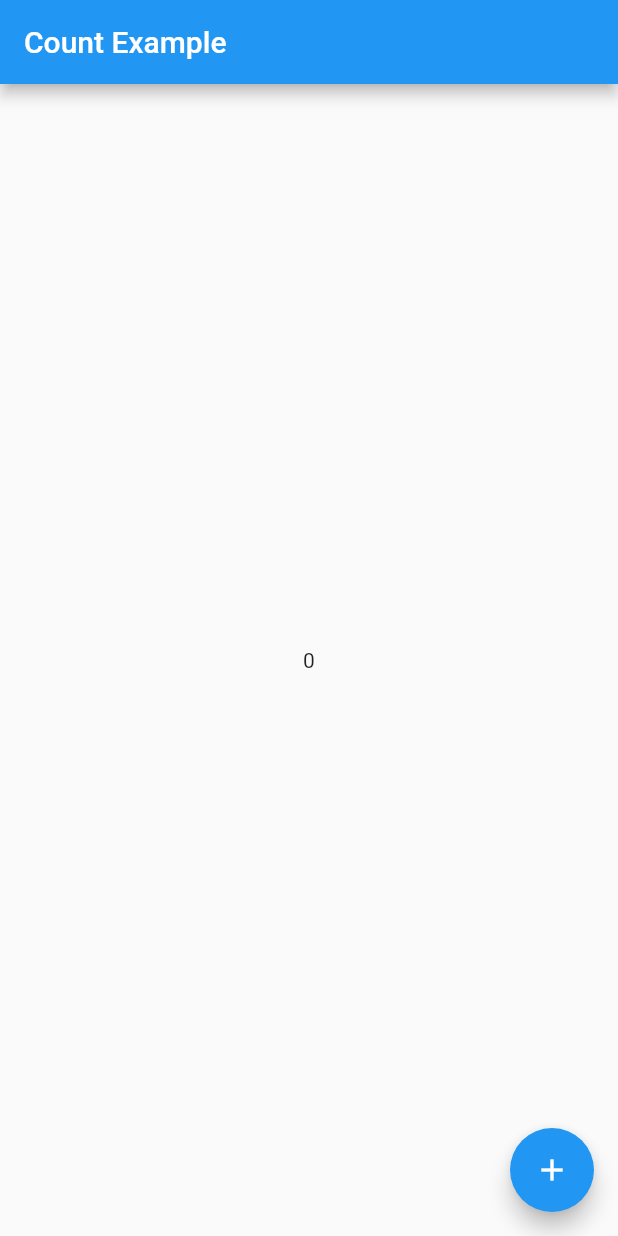
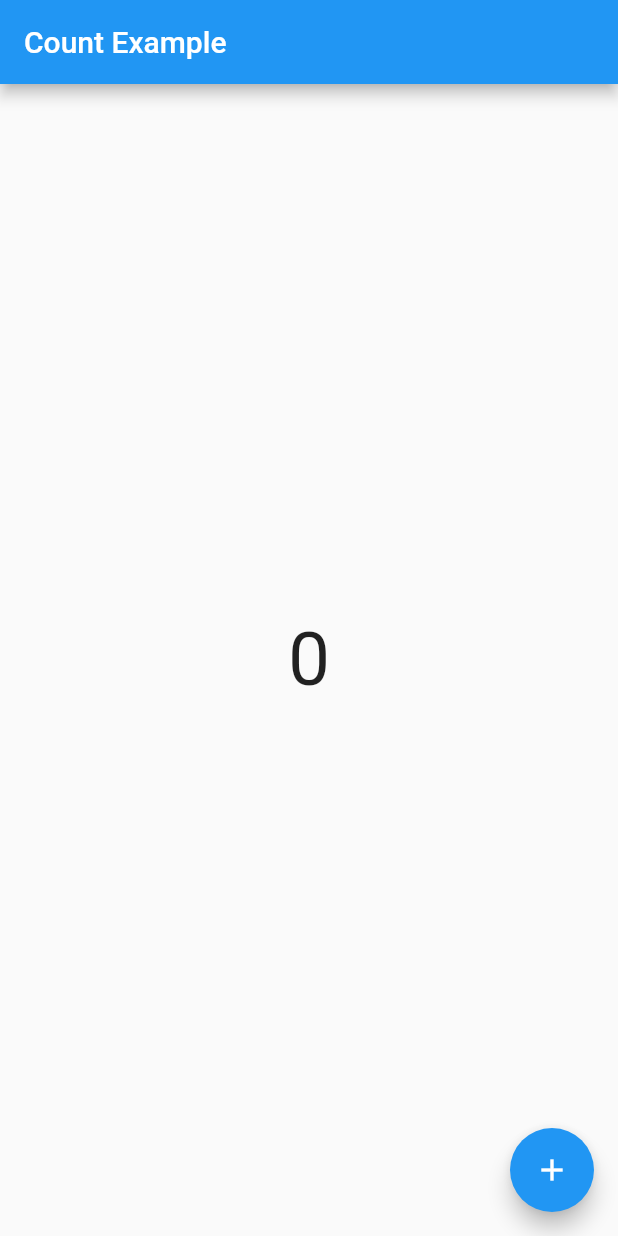
Before and after one commit to SAMIULLAH-KALHORO-DEV/understand_providers, a Flutter app: the screen it shows after launch, on a phone screen of 412 x 824 dp. Run offline on Flutter 3.47's test engine with Material 2 defaults, Android fonts, the light colour scheme and no system bars.

Commit message:
count Example

```diff
--- a/lib/provder/count_provider.dart
+++ b/lib/provder/count_provider.dart
@@ -1,3 +1,10 @@
 import 'package:flutter/foundation.dart';
 
-class CountProvider with ChangeNotifier{  }
+class CountProvider with ChangeNotifier {
+  int _count = 0;
+  int get count => _count;
+  void setCount() {
+    _count++;
+    notifyListeners();
+  }
+}
--- a/lib/provder/screens/cout_example.dart
+++ b/lib/provder/screens/cout_example.dart
@@ -1,4 +1,6 @@
 import 'package:flutter/material.dart';
+import 'package:provider/provider.dart';
+import 'package:understand_providers/provder/count_provider.dart';
 
 class CountExample extends StatefulWidget {
   const CountExample({super.key});
@@ -10,11 +12,26 @@ class CountExample extends StatefulWidget {
 class _CountExampleState extends State<CountExample> {
   @override
   Widget build(BuildContext context) {
+    final countProvider = Provider.of<CountProvider>(context, listen: false);
+    print("build");
     return Scaffold(
-      appBar: AppBar(title: Text("Count Example"),),
-      body: Center(child: Text( "0")),
-      floatingActionButton: FloatingActionButton(onPressed: (){},
-      child: Icon(Icons.add),
+      appBar: AppBar(
+        title: Text("Count Example"),
+      ),
+      body: Center(child: Consumer<CountProvider>(
+        builder: (context, value, child) {
+          print("clicked " + countProvider.count.toString() + " times");
+          return Text(
+            countProvider.count.toString(),
+            style: TextStyle(fontSize: 50),
+          );
+        },
+      )),
+      floatingActionButton: FloatingActionButton(
+        onPressed: () {
+          countProvider.setCount();
+        },
+        child: Icon(Icons.add),
       ),
     );
   }
```
Also changed, not shown: lib/main.dart (+3 -4 lines).
